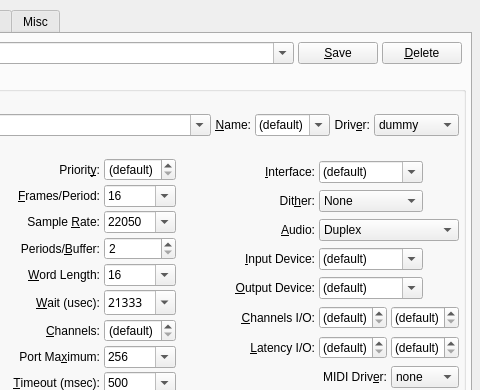
This is src/qjackctlSetupForm.ui in eurogiciel-oss/qjackctl as Qt 5 draws it before an edit; both pictures show x 195 to 675 and y 0 to 390 of the 675 by 503 pixel window. The edited form follows.
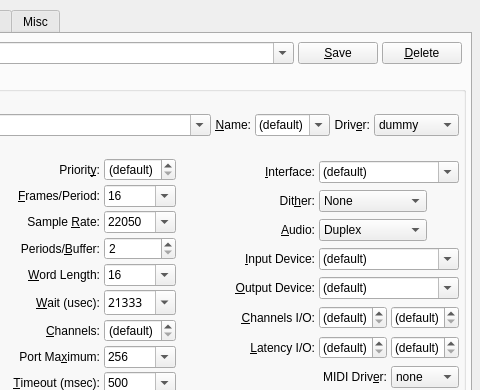
This is the edited form. Icons and pictures are not drawn. Custom widgets are drawn as their Qt base class.

Commit message: - Interface device icon introduced.

```diff
--- a/src/qjackctlSetupForm.ui
+++ b/src/qjackctlSetupForm.ui
@@ -1184,7 +1184,7 @@
               </property>
              </widget>
             </item>
-            <item row="0" column="1" colspan="2">
+			<item row="0" column="1" colspan="3">
              <widget class="qjackctlInterfaceComboBox" name="InterfaceComboBox">
               <property name="font">
                <font>
@@ -1308,7 +1308,7 @@
               </property>
              </widget>
             </item>
-            <item row="2" column="1" colspan="3">
+			<item row="2" column="1" colspan="2">
              <widget class="QComboBox" name="AudioComboBox">
               <property name="font">
                <font>
@@ -1358,7 +1358,7 @@
               </property>
              </widget>
             </item>
-            <item row="3" column="1" colspan="2">
+			<item row="3" column="1" colspan="3">
              <widget class="qjackctlInterfaceComboBox" name="InDeviceComboBox">
               <property name="font">
                <font>
@@ -1421,7 +1421,7 @@
               </property>
              </widget>
             </item>
-            <item row="4" column="1" colspan="2">
+			<item row="4" column="1" colspan="3">
              <widget class="qjackctlInterfaceComboBox" name="OutDeviceComboBox">
               <property name="font">
                <font>
```
The commit also changes 4 other files.
